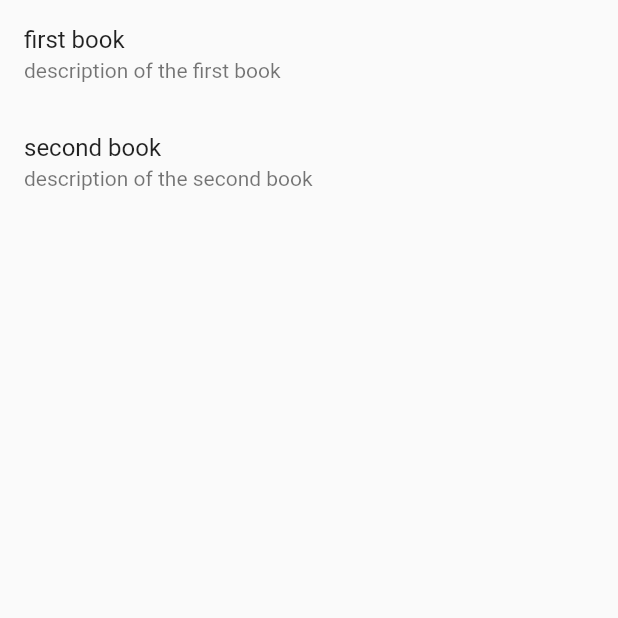
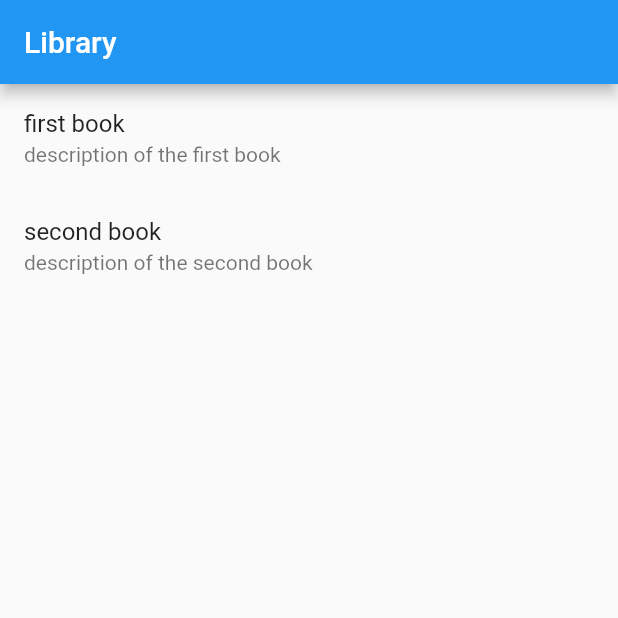
Before and after one commit to Uselesslav/library_test, a Flutter app: the screen it shows after launch, on a phone screen of 412 x 824 dp, the top half of it. Run offline on Flutter 3.47's test engine with Material 2 defaults, Android fonts, the phone set to English and light mode, and no system bars; our stand-ins replace flutter_bloc.

Commit message:
Добавлен тулбар

```diff
--- a/lib/books/books_widget.dart
+++ b/lib/books/books_widget.dart
@@ -31,7 +31,11 @@ class _BooksPageState extends State<BooksPage> {
 
   @override
   Widget build(BuildContext context) {
-    return Scaffold(body: BlocBuilder<BooksBloc, BooksState>(
+    return Scaffold(
+      appBar: AppBar(
+        title: Text('Library'),
+      ),
+      body: BlocBuilder<BooksBloc, BooksState>(
         builder: (context, state) {
           switch (state.runtimeType) {
             case BooksUninitialized:
@@ -42,6 +46,7 @@ class _BooksPageState extends State<BooksPage> {
               break;
           }
         },
-    ));
+      ),
+    );
   }
 }
--- a/lib/main.dart
+++ b/lib/main.dart
@@ -11,7 +11,6 @@ class MyApp extends StatelessWidget {
   @override
   Widget build(BuildContext context) {
     return MaterialApp(
-        title: 'Test application',
         theme: ThemeData(
           primarySwatch: Colors.blue,
         ),
```
Lines whose indentation alone changed are shown as unchanged.
